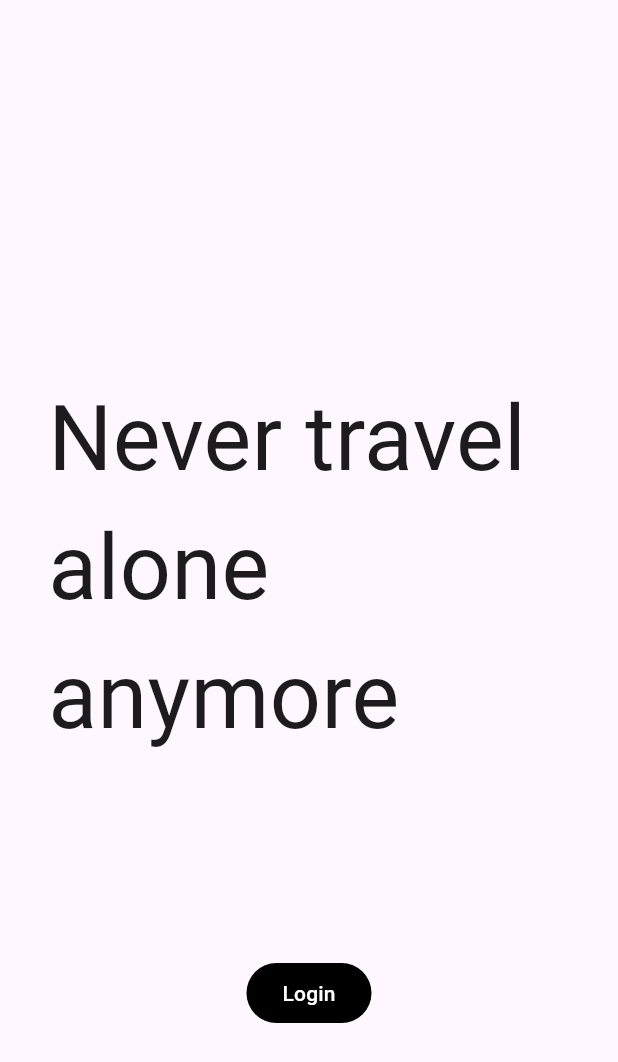
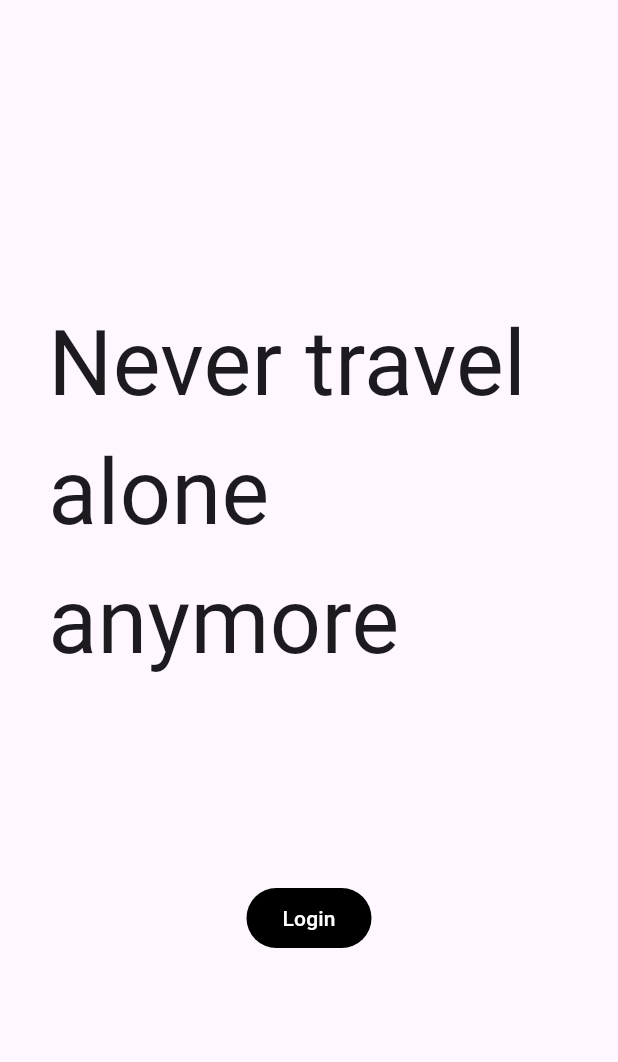
Before and after one commit to Dchidre/exam, a Flutter app: the screen it shows after launch, on a phone screen of 412 x 824 dp. Shown: the top 1062 px of the screen. Run offline on Flutter 3.47's test engine with Material 3 defaults, Android fonts, the phone set to English and light mode, and no system bars.

Commit message:
PMDM P1: InitialView.dart bug handled

```diff
--- a/lib/OnBoarding/InitialView.dart
+++ b/lib/OnBoarding/InitialView.dart
@@ -9,9 +9,11 @@ class InitialView extends StatelessWidget {
       body:
         Padding(padding: EdgeInsets.symmetric(horizontal: 32),
         child:
+        ListView(
+          children: [
             Column(
               children: [
-            SizedBox(height: 250,),
+                SizedBox(height: 200,),
                 Text("Never travel alone anymore", style: TextStyle(fontSize: 60)),
                 SizedBox(height: 130,),
                 FilledButton(
@@ -23,6 +25,8 @@ class InitialView extends StatelessWidget {
                 ),
               ],
             ),
+          ],
+        ),
       ),
     );
   }
```
Lines whose indentation alone changed are shown as unchanged.
